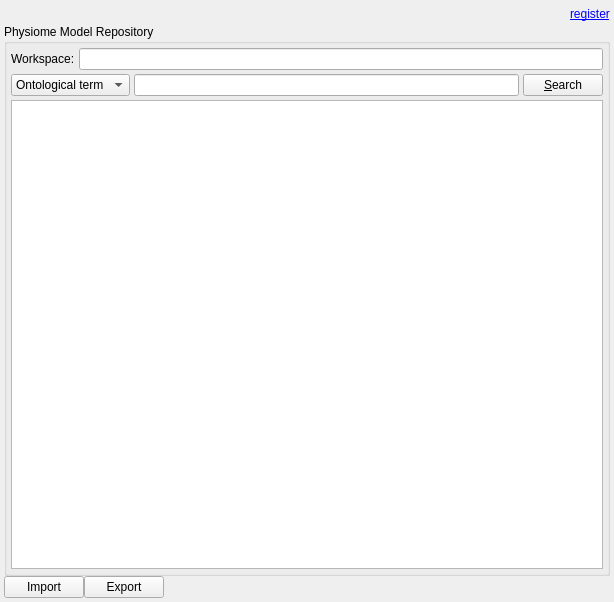
Qt form src/mapclient/tools/pmr/qt/pmrworkflowwidget.ui (MusculoskeletalAtlasProject/mapclient) before a commit.
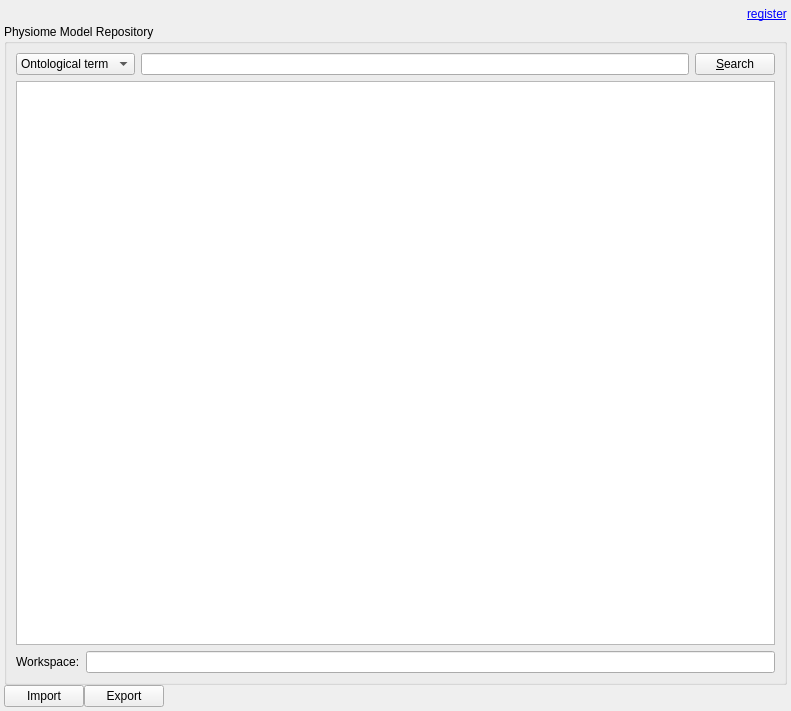
The same form after that commit.

Commit message: Improve import from PMR dialog.

What changed in the file:
```diff
--- a/src/mapclient/tools/pmr/qt/pmrworkflowwidget.ui
+++ b/src/mapclient/tools/pmr/qt/pmrworkflowwidget.ui
@@ -6,8 +6,8 @@
    <rect>
     <x>0</x>
     <y>0</y>
-    <width>614</width>
-    <height>602</height>
+    <width>791</width>
+    <height>711</height>
    </rect>
   </property>
   <property name="windowTitle">
@@ -60,35 +60,6 @@
         <string>Physiome Model Repository</string>
        </property>
        <layout class="QVBoxLayout" name="verticalLayout">
-        <property name="spacing">
-         <number>4</number>
-        </property>
-        <property name="leftMargin">
-         <number>4</number>
-        </property>
-        <property name="topMargin">
-         <number>4</number>
-        </property>
-        <property name="rightMargin">
-         <number>4</number>
-        </property>
-        <property name="bottomMargin">
-         <number>4</number>
-        </property>
-        <item>
-         <layout class="QHBoxLayout" name="horizontalLayout">
-          <item>
-           <widget class="QLabel" name="label">
-            <property name="text">
-             <string>Workspace:</string>
-            </property>
-           </widget>
-          </item>
-          <item>
-           <widget class="QLineEdit" name="lineEditWorkspace"/>
-          </item>
-         </layout>
-        </item>
         <item>
          <layout class="QHBoxLayout" name="horizontalLayout_2">
           <item>
@@ -120,6 +91,23 @@
         <item>
          <widget class="QListWidget" name="listWidgetResults"/>
         </item>
+        <item>
+         <layout class="QHBoxLayout" name="horizontalLayout">
+          <item>
+           <widget class="QLabel" name="label">
+            <property name="text">
+             <string>Workspace:</string>
+            </property>
+            <property name="buddy">
+             <cstring>lineEditWorkspace</cstring>
+            </property>
+           </widget>
+          </item>
+          <item>
+           <widget class="QLineEdit" name="lineEditWorkspace"/>
+          </item>
+         </layout>
+        </item>
        </layout>
       </widget>
      </item>
```
The commit also changes 6 other files.
